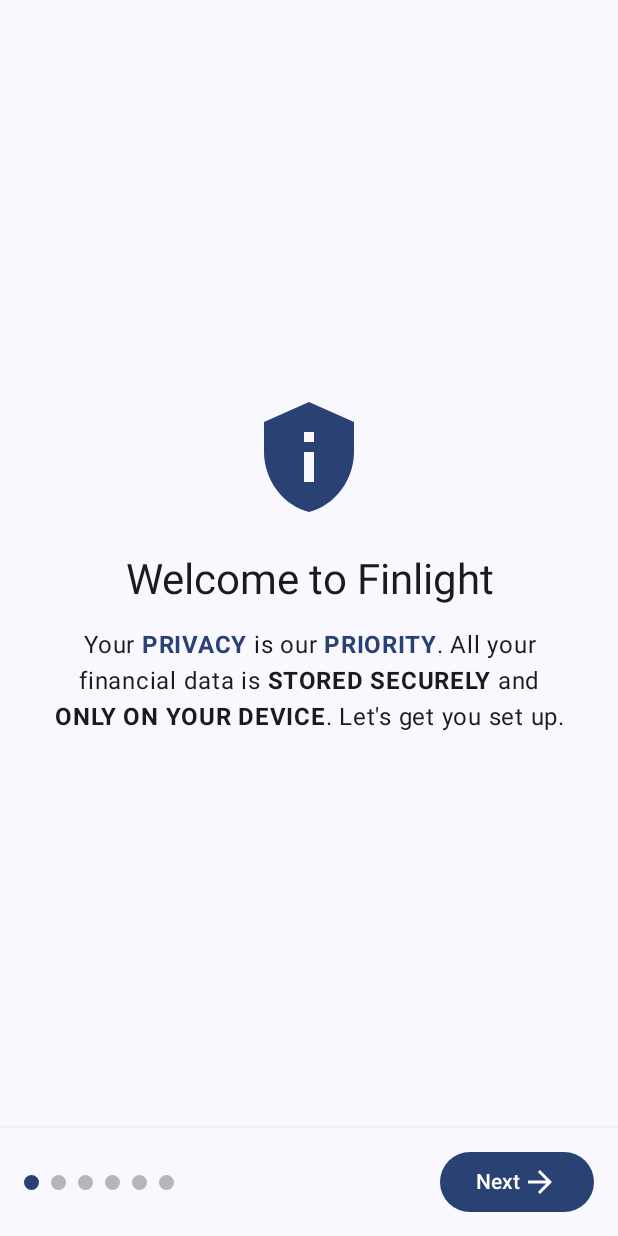
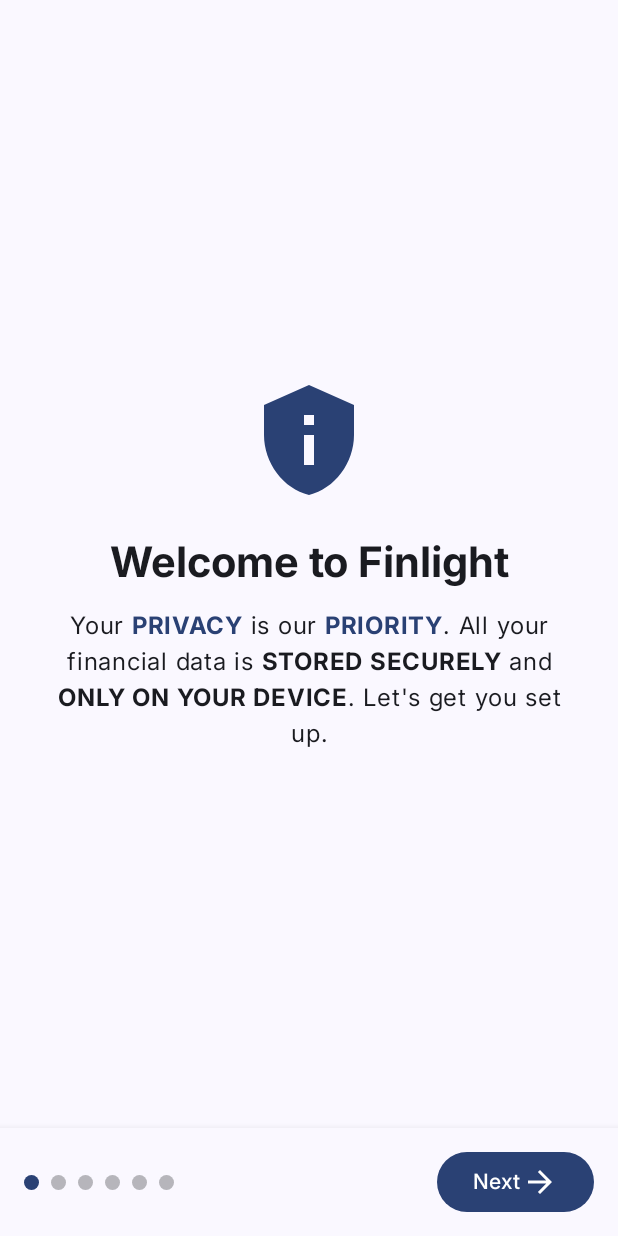
Before and after one commit to PrajwalMadhyastha/PersonalFinanceApp-Android, an Android app built with Jetpack Compose: the screen it shows after launch (MainActivity), on a phone screen of 412 x 824 dp. Run offline under Robolectric (Android 15) with nearby library versions, the phone set to English and light mode, and no system bars; our stand-ins replace Room's generated code.

Commit message:
feat(ui): Implement custom font family for application theme

```diff
--- a/app/src/main/java/io/pm/finlight/ui/theme/Type.kt
+++ b/app/src/main/java/io/pm/finlight/ui/theme/Type.kt
@@ -1,36 +1,134 @@
+// FILE: app/src/main/java/io/pm/finlight/ui/theme/Type.kt
+
 package io.pm.finlight.ui.theme
 
 import androidx.compose.material3.Typography
 import androidx.compose.ui.text.TextStyle
+import androidx.compose.ui.text.font.Font
 import androidx.compose.ui.text.font.FontFamily
 import androidx.compose.ui.text.font.FontWeight
 import androidx.compose.ui.unit.sp
+import io.pm.finlight.R
 
-// Set of Material typography styles to start with
-val Typography =
-    Typography(
-        bodyLarge =
-            TextStyle(
-                fontFamily = FontFamily.Default,
-                fontWeight = FontWeight.Normal,
-                fontSize = 16.sp,
-                lineHeight = 24.sp,
-                letterSpacing = 0.5.sp,
-            ),
-    /* Other default text styles to override
+/**
+ * NEW: Defines the custom FontFamily using the font files
+ * located in the res/font directory.
+ */
+val Inter = FontFamily(
+    Font(R.font.inter_regular, FontWeight.Normal),
+    Font(R.font.inter_medium, FontWeight.Medium),
+    Font(R.font.inter_bold, FontWeight.Bold)
+)
+
+/**
+ * UPDATED: The Material 3 Typography object is now configured to use
+ * the custom "Inter" font for all text styles, ensuring a consistent
+ * and professional look across the entire application.
+ */
+val Typography = Typography(
+    displayLarge = TextStyle(
+        fontFamily = Inter,
+        fontWeight = FontWeight.Bold,
+        fontSize = 57.sp,
+        lineHeight = 64.sp,
+        letterSpacing = (-0.25).sp,
+    ),
+    displayMedium = TextStyle(
+        fontFamily = Inter,
+        fontWeight = FontWeight.Bold,
+        fontSize = 45.sp,
+        lineHeight = 52.sp,
+        letterSpacing = 0.sp,
+    ),
+    displaySmall = TextStyle(
+        fontFamily = Inter,
+        fontWeight = FontWeight.Bold,
+        fontSize = 36.sp,
+        lineHeight = 44.sp,
+        letterSpacing = 0.sp,
+    ),
+    headlineLarge = TextStyle(
+        fontFamily = Inter,
+        fontWeight = FontWeight.Bold,
+        fontSize = 32.sp,
+        lineHeight = 40.sp,
+        letterSpacing = 0.sp,
+    ),
+    headlineMedium = TextStyle(
+        fontFamily = Inter,
+        fontWeight = FontWeight.Bold,
+        fontSize = 28.sp,
+        lineHeight = 36.sp,
+        letterSpacing = 0.sp,
+    ),
+    headlineSmall = TextStyle(
+        fontFamily = Inter,
+        fontWeight = FontWeight.Bold,
+        fontSize = 24.sp,
+        lineHeight = 32.sp,
+        letterSpacing = 0.sp,
+    ),
     titleLarge = TextStyle(
-        fontFamily = FontFamily.Default,
-        fontWeight = FontWeight.Normal,
+        fontFamily = Inter,
+        fontWeight = FontWeight.Medium,
         fontSize = 22.sp,
         lineHeight = 28.sp,
-        letterSpacing = 0.sp
+        letterSpacing = 0.sp,
+    ),
+    titleMedium = TextStyle(
+        fontFamily = Inter,
+        fontWeight = FontWeight.Medium,
+        fontSize = 16.sp,
+        lineHeight = 24.sp,
+        letterSpacing = 0.15.sp,
+    ),
+    titleSmall = TextStyle(
+        fontFamily = Inter,
+        fontWeight = FontWeight.Medium,
+        fontSize = 14.sp,
+        lineHeight = 20.sp,
+        letterSpacing = 0.1.sp,
+    ),
+    bodyLarge = TextStyle(
+        fontFamily = Inter,
+        fontWeight = FontWeight.Normal,
+        fontSize = 16.sp,
+        lineHeight = 24.sp,
+        letterSpacing = 0.5.sp,
+    ),
+    bodyMedium = TextStyle(
+        fontFamily = Inter,
+        fontWeight = FontWeight.Normal,
+        fontSize = 14.sp,
+        lineHeight = 20.sp,
+        letterSpacing = 0.25.sp,
+    ),
+    bodySmall = TextStyle(
+        fontFamily = Inter,
+        fontWeight = FontWeight.Normal,
+        fontSize = 12.sp,
+        lineHeight = 16.sp,
+        letterSpacing = 0.4.sp,
+    ),
+    labelLarge = TextStyle(
+        fontFamily = Inter,
+        fontWeight = FontWeight.Medium,
+        fontSize = 14.sp,
+        lineHeight = 20.sp,
+        letterSpacing = 0.1.sp,
+    ),
+    labelMedium = TextStyle(
+        fontFamily = Inter,
+        fontWeight = FontWeight.Medium,
+        fontSize = 12.sp,
+        lineHeight = 16.sp,
+        letterSpacing = 0.5.sp,
     ),
     labelSmall = TextStyle(
-        fontFamily = FontFamily.Default,
+        fontFamily = Inter,
         fontWeight = FontWeight.Medium,
         fontSize = 11.sp,
         lineHeight = 16.sp,
-        letterSpacing = 0.5.sp
-    )
-     */
-    )
+        letterSpacing = 0.5.sp,
+    ),
+)
```
Also changed, not shown: app/src/main/res/font/inter_bold.ttf (added), app/src/main/res/font/inter_medium.ttf (added), app/src/main/res/font/inter_regular.ttf (added).
